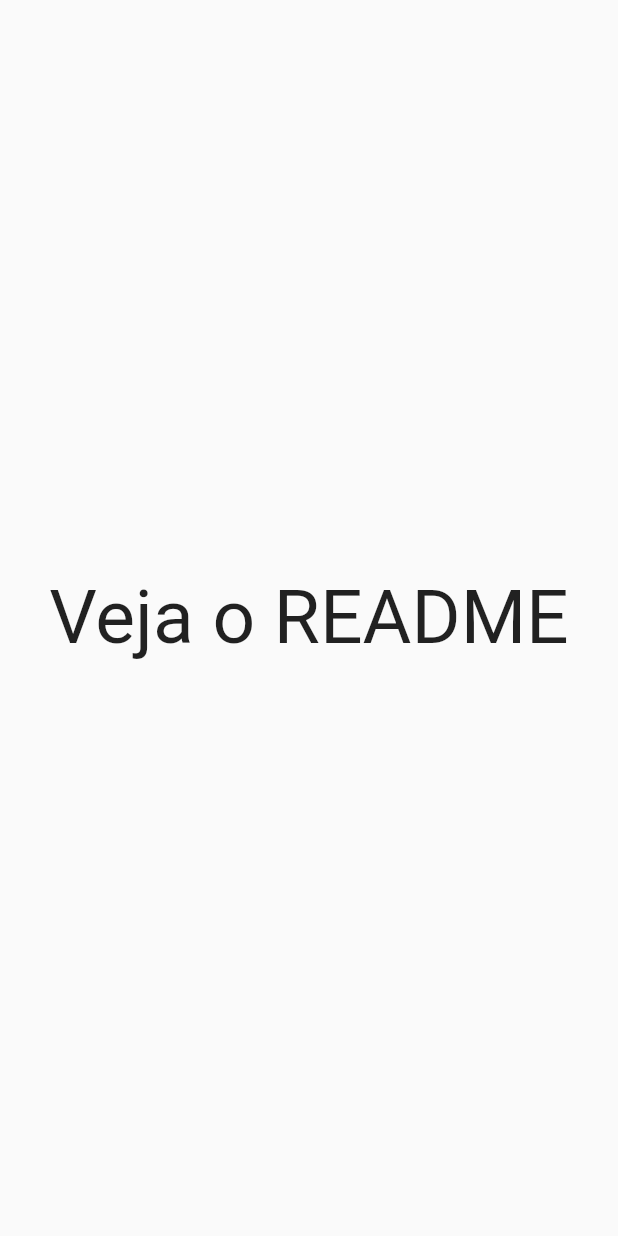
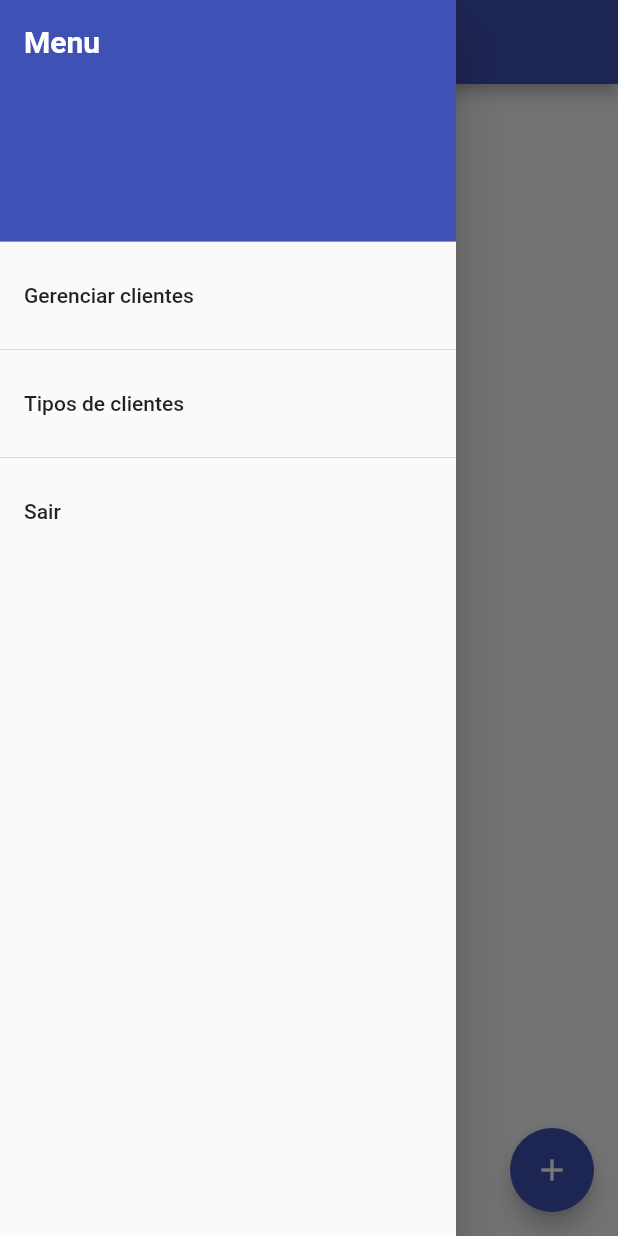
Before and after one commit to wilmarques/alura-flutter, a Flutter app: the screen it shows after launch, with the side drawer open (before the commit the screen has no drawer), on a phone screen of 412 x 824 dp. Run offline on Flutter 3.47's test engine with Material 2 defaults, Android fonts, the phone set to English and light mode, and no system bars.

Commit message:
Inicialização do projeto

```diff
--- /dev/null
+++ b/lib/components/hamburger_menu.dart
@@ -0,0 +1,49 @@
+import 'dart:io';
+import 'package:flutter/material.dart';
+
+class HamburgerMenu extends StatelessWidget {
+  const HamburgerMenu({Key? key}) : super(key: key);
+
+  @override
+  Widget build(BuildContext context) {
+    return Drawer(
+      child: ListView(
+        padding: EdgeInsets.zero,
+        children: [
+          const DrawerHeader(
+            decoration: BoxDecoration(
+              color: Colors.indigo,
+            ),
+            child: Text(
+            'Menu',
+            style: TextStyle(
+              fontWeight: FontWeight.bold,
+              color: Colors.white,
+              fontSize: 20
+            )),
+          ),
+          ListTile(
+            title: const Text('Gerenciar clientes'),
+            onTap: () {
+              Navigator.pushNamed(context, '/');
+            },
+          ),
+          const Divider(),
+          ListTile(
+            title: const Text('Tipos de clientes'),
+            onTap: () {
+              Navigator.pushNamed(context, '/tipos');
+            },
+          ),
+          const Divider(),
+          ListTile(
+            title: const Text('Sair'),
+            onTap: () {
+              exit(0);
+            },
+          ),
+        ],
+      ),
+    );
+  }
+}
--- a/lib/main.dart
+++ b/lib/main.dart
@@ -1,27 +1,27 @@
+import 'package:client_control/pages/client_types_page.dart';
 import 'package:flutter/material.dart';
+import 'pages/clients_page.dart';
 
 void main() {
-  runApp(const AluraFlutterApp());
+  runApp(const MyApp());
 }
 
-class AluraFlutterApp extends StatelessWidget {
-  const AluraFlutterApp({Key? key}) : super(key: key);
+class MyApp extends StatelessWidget {
+  const MyApp({Key? key}) : super(key: key);
 
   @override
   Widget build(BuildContext context) {
     return MaterialApp(
-      title: 'Alura Flutter',
+      title: 'Controle de clientes',
+      debugShowCheckedModeBanner: false,
       theme: ThemeData(
-        primarySwatch: Colors.blue,
+        primarySwatch: Colors.indigo,
       ),
-      home: const Scaffold(
-        body: Center(
-          child: Text(
-            'Veja o README',
-            style: TextStyle(fontSize: 50),
-          ),
-        ),
-      ),
+      initialRoute: '/',
+      routes: {
+        '/': (context) => const ClientsPage(title: 'Clientes'),
+        '/tipos': (context) => const ClientTypesPage(title: 'Tipos de cliente'),
+      },
     );
   }
 }
--- /dev/null
+++ b/lib/models/client.dart
@@ -0,0 +1,13 @@
+import 'package:client_control/models/client_type.dart';
+
+class Client {
+  String name;
+  String email;
+  ClientType type;
+
+  Client({
+    required this.name,
+    required this.email,
+    required this.type
+  });
+}
--- /dev/null
+++ b/lib/models/client_type.dart
@@ -0,0 +1,11 @@
+import 'package:flutter/material.dart';
+
+class ClientType {
+  String name;
+  IconData? icon;
+
+  ClientType({
+    required this.name,
+    required this.icon
+  });
+}
--- /dev/null
+++ b/lib/pages/clients_page.dart
@@ -0,0 +1,148 @@
+import 'package:client_control/models/client_type.dart';
+import 'package:client_control/models/client.dart';
+import 'package:flutter/material.dart';
+
+import '../components/hamburger_menu.dart';
+
+class ClientsPage extends StatefulWidget {
+  const ClientsPage({Key? key, required this.title}) : super(key: key);
+  final String title;
+
+  @override
+  State<ClientsPage> createState() => _ClientsPageState();
+}
+
+class _ClientsPageState extends State<ClientsPage> {
+
+  List<Client> clients = [
+    Client(name: 'Geraldo', email: 'leo@email.com', type: ClientType(name: 'Platinum', icon: Icons.credit_card)),
+    Client(name: 'Paulo', email: 'leo@email.com', type: ClientType(name: 'Golden', icon: Icons.card_membership)),
+    Client(name: 'Caio', email: 'leo@email.com', type: ClientType(name: 'Titanium', icon: Icons.credit_score)),
+    Client(name: 'Ruan', email: 'ruan@email.com', type: ClientType(name: 'Diamond', icon: Icons.diamond)),
+  ];
+
+  List<ClientType> types = [
+    ClientType(name: 'Platinum', icon: Icons.credit_card),
+    ClientType(name: 'Golden', icon: Icons.card_membership),
+    ClientType(name: 'Titanium', icon: Icons.credit_score),
+    ClientType(name: 'Diamond', icon: Icons.diamond),
+  ];
+
+  @override
+  Widget build(BuildContext context) {
+
+    return Scaffold(
+      appBar: AppBar(
+        title: Text(widget.title),
+      ),
+      drawer: const HamburgerMenu(),
+      body: ListView.builder(
+        itemCount: clients.length,
+        itemBuilder: (context, index) {
+          return Dismissible(
+            key: UniqueKey(),
+            background: Container(color: Colors.red),
+            child: ListTile(
+              leading: Icon(clients[index].type.icon),
+              title: Text(clients[index].name + ' ('+ clients[index].type.name + ')'),
+              iconColor: Colors.indigo,
+            ),
+            onDismissed: (direction) {
+              setState(() {
+                clients.removeAt(index);
+              });
+            },
+          );
+        },
+      ),
+      floatingActionButton: FloatingActionButton(
+        backgroundColor: Colors.indigo,
+        onPressed: (){createType(context);},
+        tooltip: 'Add Tipo',
+        child: const Icon(Icons.add),
+      ),
+    );
+  }
+
+  void createType(context) {
+    TextEditingController nomeInput = TextEditingController();
+    TextEditingController emailInput = TextEditingController();
+    ClientType dropdownValue = types[0];
+
+    showDialog(
+        context: context,
+        builder: (BuildContext context) {
+            return AlertDialog(
+                scrollable: true,
+                title: const Text('Cadastrar cliente'),
+                content: Padding(
+                  padding: const EdgeInsets.all(8.0),
+                  child: Form(
+                    child: Column(
+                      crossAxisAlignment: CrossAxisAlignment.start,
+                      children: <Widget>[
+                        TextFormField(
+                          controller: nomeInput,
+                          decoration: const InputDecoration(
+                            labelText: 'Nome',
+                            icon: Icon(Icons.account_box),
+                          ),
+                        ),
+                        const Padding(padding: EdgeInsets.all(5)),
+                        TextFormField(
+                          controller: emailInput,
+                          decoration: const InputDecoration(
+                            labelText: 'Email',
+                            icon: Icon(Icons.email),
+                          ),
+                        ),
+                        const Padding(padding: EdgeInsets.all(5)),
+                        StatefulBuilder(builder: (BuildContext context, StateSetter setState) {
+                          return DropdownButton(
+                            isExpanded: true,
+                            value: dropdownValue,
+                            icon: const Icon(Icons.arrow_downward),
+                            style: const TextStyle(color: Colors.deepPurple),
+                            underline: Container(
+                              height: 2,
+                              color: Colors.indigo,
+                            ),
+                            onChanged: (newValue) {
+                              setState(() {
+                                dropdownValue = newValue as ClientType;
+                              });
+                            },
+                            items: types.map((ClientType type) {
+                              return DropdownMenuItem<ClientType>(
+                                value: type,
+                                child: Text(type.name),
+                              );
+                            }).toList(),
+                          );
+                        }),
+                      ],
+                    ),
+                  ),
+                ),
+                actions: [
+                  TextButton(
+                      child: const Text("Salvar"),
+                      onPressed: () async {
+                        setState(() {
+                          clients.add(Client(name: nomeInput.text, email: emailInput.text, type: dropdownValue));
+                        });
+                        Navigator.pop(context);
+                      }
+                  ),
+                  TextButton(
+                    child: const Text("Calcelar"),
+                    onPressed: () {
+                      Navigator.pop(context);
+                    }
+                  ),
+                ],
+              );
+            }
+          );
+  }
+}
--- a/pubspec.yaml
+++ b/pubspec.yaml
@@ -1,5 +1,5 @@
-name: alura_flutter
-description: A new Flutter project.
+name: client_control
+description: Client control example to use provider state management
 
 # The following line prevents the package from being accidentally published to
 # pub.dev using `flutter pub publish`. This is preferred for private packages.
```
Also changed, not shown: lib/components/icon_picker.dart (added, +87 -0 lines), lib/pages/client_types_page.dart (added, +131 -0 lines), lib/state/types_state.dart (added), screenshot.png (added), thumb.png (added), 2 other files.
